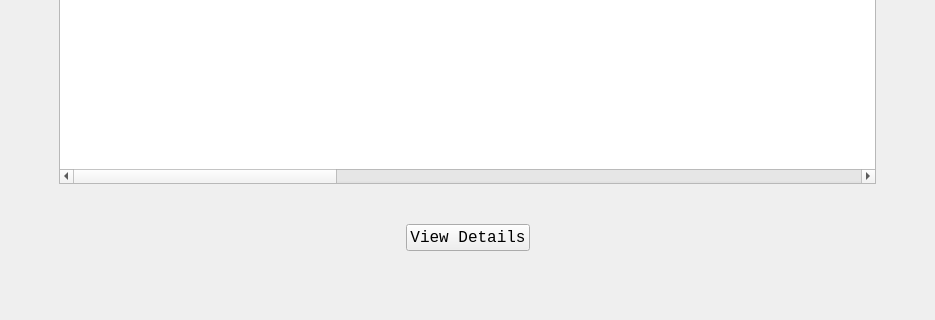
Above: AppointmentUI.ui from ASNaeem/Simple-VCMS before the change; both pictures show x 0 to 935 and y 408 to 728 of the 935 by 728 pixel window. Below: the same form after it.
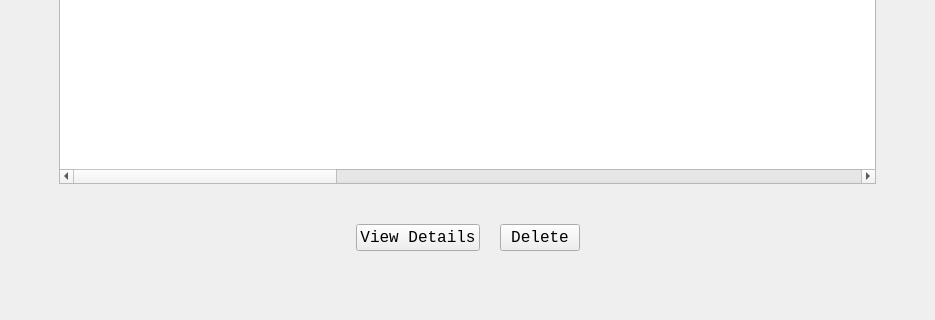
That is the form after the change.

What changed in the file:
```diff
--- a/AppointmentUI.ui
+++ b/AppointmentUI.ui
@@ -327,7 +327,7 @@
        </layout>
       </item>
       <item>
-       <layout class="QHBoxLayout" name="horizontal_layout_button" stretch="1,0,1">
+       <layout class="QHBoxLayout" name="horizontal_layout_button" stretch="1,0,0,1">
         <property name="leftMargin">
          <number>10</number>
         </property>
@@ -377,6 +377,21 @@
           </property>
          </widget>
         </item>
+        <item>
+         <widget class="QPushButton" name="button_delete_appointment">
+          <property name="font">
+           <font>
+            <family>Courier New</family>
+            <pointsize>12</pointsize>
+            <weight>50</weight>
+            <bold>false</bold>
+           </font>
+          </property>
+          <property name="text">
+           <string>Delete</string>
+          </property>
+         </widget>
+        </item>
         <item>
          <spacer name="horizontalSpacer_6">
           <property name="orientation">
```
